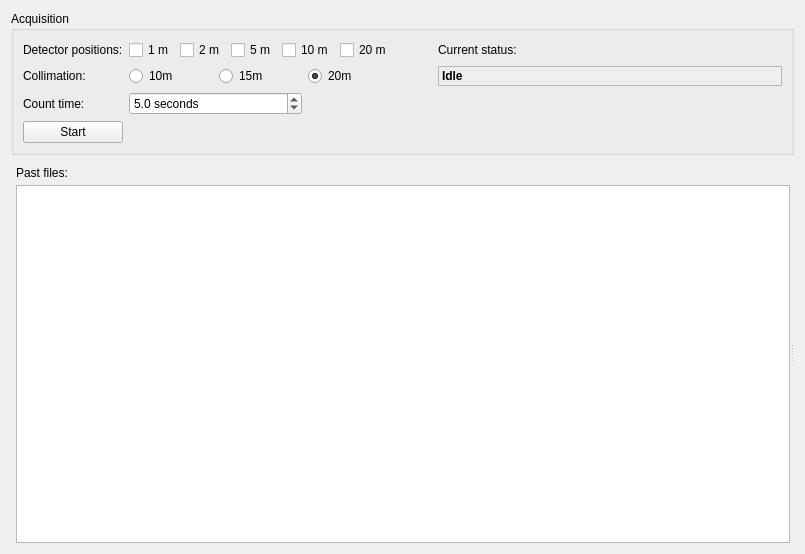
mlz-ictrl/nicos, file nicos_demo/demo/gui/sanspanel.ui: the form before one commit.
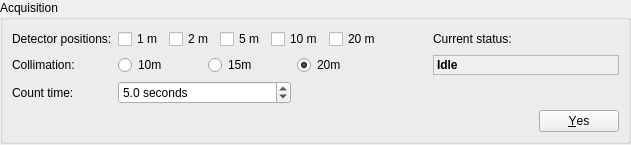
The form after the commit. Icons and pictures are not drawn.

Commit message: DEMO: Reactivate SANS panel

What changed in the file:
```diff
--- a/nicos_demo/demo/gui/sanspanel.ui
+++ b/nicos_demo/demo/gui/sanspanel.ui
@@ -6,8 +6,8 @@
    <rect>
     <x>0</x>
     <y>0</y>
-    <width>805</width>
-    <height>554</height>
+    <width>631</width>
+    <height>145</height>
    </rect>
   </property>
   <property name="sizePolicy">
@@ -20,6 +20,9 @@
    <string>Live data</string>
   </property>
   <layout class="QVBoxLayout" name="verticalLayout">
+   <property name="margin">
+    <number>0</number>
+   </property>
    <item>
     <widget class="QGroupBox" name="groupBox">
      <property name="sizePolicy">
@@ -86,13 +89,6 @@
         </property>
        </widget>
       </item>
-      <item row="3" column="0">
-       <widget class="QPushButton" name="start">
-        <property name="text">
-         <string>Start</string>
-        </property>
-       </widget>
-      </item>
       <item row="2" column="0">
        <widget class="QLabel" name="label_2">
         <property name="text">
@@ -196,64 +192,16 @@
         </item>
        </layout>
       </item>
+      <item row="3" column="0" colspan="6">
+       <widget class="QDialogButtonBox" name="buttonBox">
+        <property name="standardButtons">
+         <set>QDialogButtonBox::Yes</set>
+        </property>
+       </widget>
+      </item>
      </layout>
     </widget>
    </item>
-   <item>
-    <widget class="QSplitter" name="splitter">
-     <property name="orientation">
-      <enum>Qt::Horizontal</enum>
-     </property>
-     <widget class="QWidget" name="verticalLayoutWidget">
-      <layout class="QVBoxLayout" name="listLayout">
-       <property name="spacing">
-        <number>5</number>
-       </property>
-       <property name="leftMargin">
-        <number>5</number>
-       </property>
-       <property name="topMargin">
-        <number>5</number>
-       </property>
-       <property name="rightMargin">
-        <number>0</number>
-       </property>
-       <property name="bottomMargin">
-        <number>0</number>
-       </property>
-       <item>
-        <widget class="QLabel" name="label">
-         <property name="sizePolicy">
-          <sizepolicy hsizetype="Preferred" vsizetype="Preferred">
-           <horstretch>0</horstretch>
-           <verstretch>0</verstretch>
-          </sizepolicy>
-         </property>
-         <property name="text">
-          <string>Past files:</string>
-         </property>
-        </widget>
-       </item>
-       <item>
-        <widget class="QListWidget" name="fileList">
-         <property name="enabled">
-          <bool>true</bool>
-         </property>
-         <property name="sizePolicy">
-          <sizepolicy hsizetype="Expanding" vsizetype="Expanding">
-           <horstretch>0</horstretch>
-           <verstretch>0</verstretch>
-          </sizepolicy>
-         </property>
-        </widget>
-       </item>
-      </layout>
-     </widget>
-     <widget class="QWidget" name="verticalLayoutWidget_2">
-      <layout class="QVBoxLayout" name="widgetLayout"/>
-     </widget>
-    </widget>
-   </item>
   </layout>
   <action name="actionPrint">
    <property name="icon">
```
Left out of the diff: 26 changed lines with no effect on the pictures. The commit also changes 2 other files.
